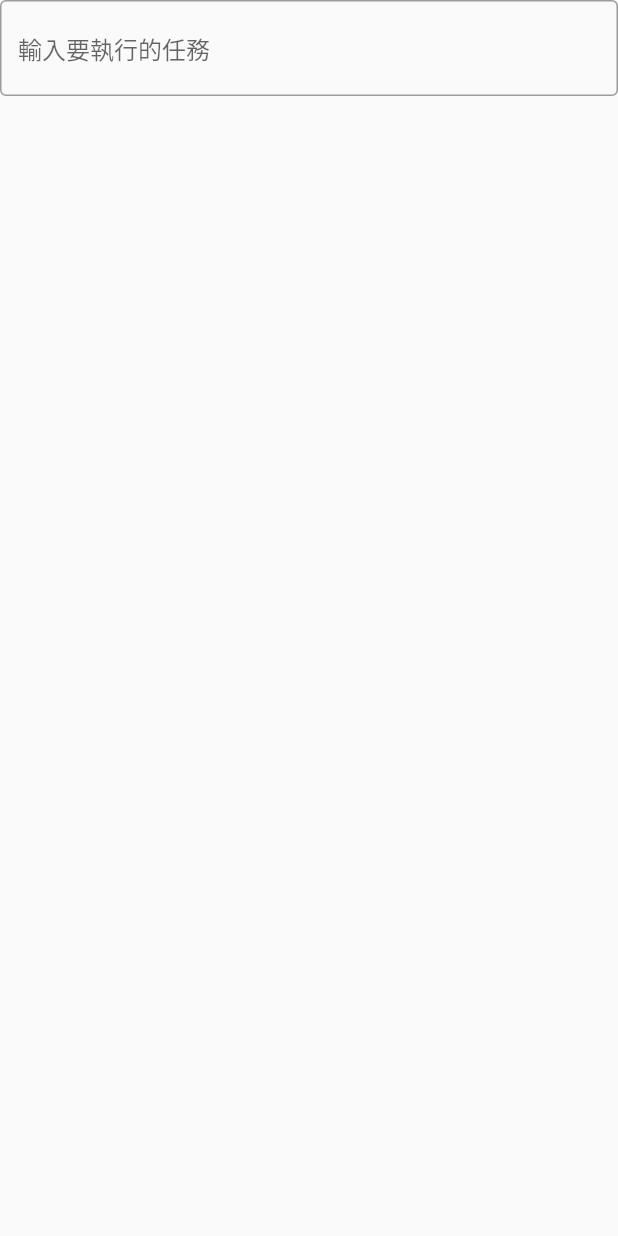
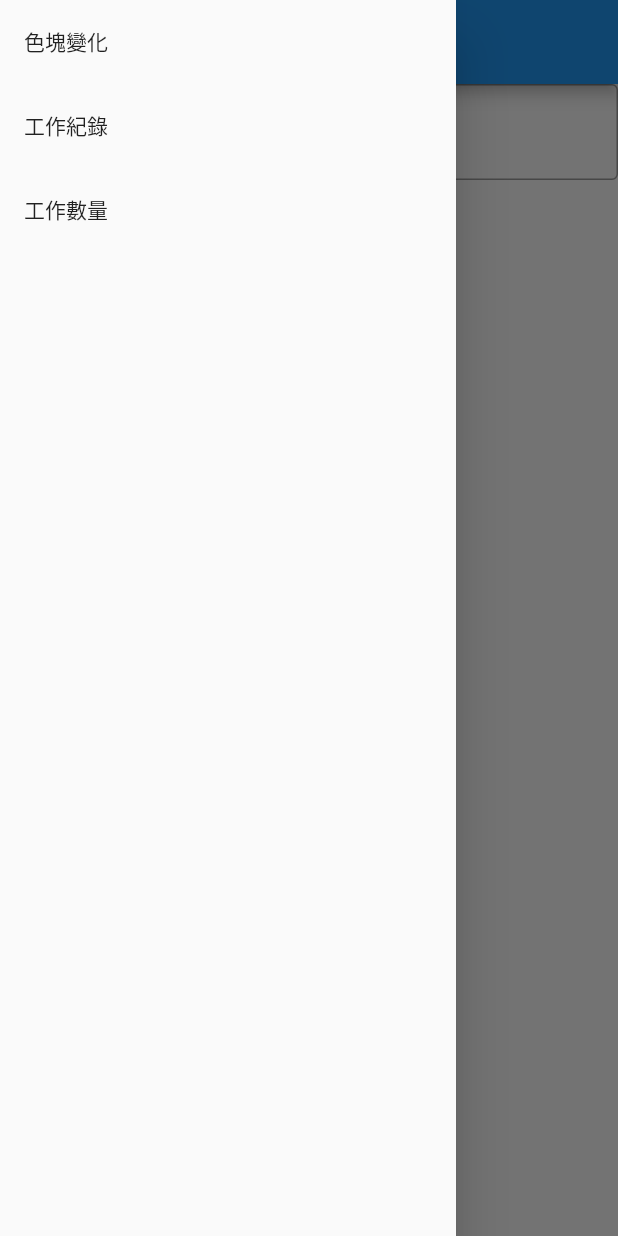
Before and after one commit to atorigin/flutter_book, a Flutter app: the screen it shows after launch, with the side drawer open (before the commit the screen has no drawer), on a phone screen of 412 x 824 dp. Run offline on Flutter 3.47's test engine with Material 2 defaults, Android fonts, the phone set to English and light mode, and no system bars.

Commit message:
練習 ch4-4

```diff
--- /dev/null
+++ b/ch4/lib/components/common_drawer.dart
@@ -0,0 +1,31 @@
+import 'package:flutter/material.dart';
+
+class CommonDrawer {
+
+  static Drawer getDrawer(BuildContext context) {
+    return Drawer(
+      child: ListView(
+        children: [
+          ListTile(
+            title: const Text('色塊變化'),
+            onTap: () {
+              Navigator.pushNamed(context, "/color-demo");
+            },
+          ),
+          ListTile(
+            title: const Text('工作紀錄'),
+            onTap: () {
+              Navigator.pushNamed(context, "/task");
+            },
+          ),
+          ListTile(
+            title: const Text("工作數量"),
+            onTap: () {
+              Navigator.pushNamed(context, "/amount");
+            },
+          )
+        ],
+      ),
+    );
+  }
+}
--- /dev/null
+++ b/ch4/lib/daos/todo_dao.dart
@@ -0,0 +1,22 @@
+import 'package:ch4/models/todo.dart';
+import 'package:provider/provider.dart';
+import 'package:flutter/material.dart';
+
+class TodoDao extends ChangeNotifier {
+
+  List<Todo> todoList = [];
+
+  List<Todo> getTodos() {
+    return todoList;
+  }
+
+  void insertTodo(String inputContent) {
+    todoList.add(Todo(false, inputContent));
+    notifyListeners();
+  }
+
+  void updateTodo(Todo todo) {
+    todoList[todoList.indexOf(todo)] = todo;
+    notifyListeners();
+  }
+}
--- a/ch4/lib/main.dart
+++ b/ch4/lib/main.dart
@@ -1,11 +1,19 @@
-import 'dart:html';
-
 import 'package:flutter/material.dart';
+import 'package:ch4/screens/count_todo_demo_screen.dart';
 import 'package:ch4/screens/colorful_demo_screen.dart';
 import 'package:ch4/screens/todo_input_demo_screen.dart';
+import 'package:provider/provider.dart';
+import 'daos/todo_dao.dart';
 
 void main() {
-  runApp(AppEntryPoint());
+  runApp(
+    MultiProvider(
+      providers: [
+        ChangeNotifierProvider(create: (_) => TodoDao(),)
+      ],
+      child: AppEntryPoint(),
+    )
+  );
 }
 
 class AppEntryPoint extends StatelessWidget {
@@ -13,13 +21,14 @@ class AppEntryPoint extends StatelessWidget {
   @override
   Widget build(BuildContext context) {
     return MaterialApp(
-      title: 'Flutter Demo',
+      title: 'cxcxc_statefulwidget_demo',
       theme: ThemeData(
         primarySwatch: Colors.blue,
       ),
       routes: {
         "/color-demo": (BuildContext context) => ColorfulDemoScreen(),
         "/task": (BuildContext context) => TodoInputDemoScreen(),
+        "/amount": (BuildContext context) => CountTodoDemoScreen(),
       },
       initialRoute: "/task",
     );
--- /dev/null
+++ b/ch4/lib/models/todo.dart
@@ -0,0 +1,10 @@
+import 'package:provider/provider.dart';
+import 'package:flutter/material.dart';
+
+class Todo {
+
+  bool isComplete;
+  String content;
+
+  Todo(this.isComplete, this.content);
+}
--- a/ch4/lib/screens/colorful_demo_screen.dart
+++ b/ch4/lib/screens/colorful_demo_screen.dart
@@ -1,3 +1,4 @@
+import 'package:ch4/components/common_drawer.dart';
 import 'package:flutter/material.dart';
 
 class ColorfulDemoScreen extends StatefulWidget {
@@ -30,6 +31,8 @@ class _ColorfulDemoScreenState extends State<ColorfulDemoScreen> {
       );
     }
     return Scaffold(
+      appBar: AppBar(),
+      drawer: CommonDrawer.getDrawer(context),
       body: Container(
         alignment: Alignment.topCenter,
         child: Column(
--- a/ch4/lib/screens/todo_input_demo_screen.dart
+++ b/ch4/lib/screens/todo_input_demo_screen.dart
@@ -1,4 +1,8 @@
+import 'package:ch4/components/common_drawer.dart';
 import 'package:flutter/material.dart';
+import 'package:provider/provider.dart';
+import 'package:ch4/daos/todo_dao.dart';
+import 'package:ch4/components/todo_component.dart';
 
 class TodoInputDemoScreen extends StatefulWidget {
 
@@ -27,19 +31,21 @@ class _TodoInputDemoScreen extends State<TodoInputDemoScreen> {
         controller: textEditController,
         onSubmitted: (inputValue){
           setState(() {
-            this.widget.todoList.add(inputValue);
+            context.read<TodoDao>().insertTodo(inputValue);
             textEditController.clear();
           });
         },
       )
     );
     return Scaffold(
+      appBar: AppBar(),
+      drawer: CommonDrawer.getDrawer(context),
       body: Container(
         alignment: Alignment.topCenter,
         child: Column(
           children: [
             userInputTextField,
-            ...this.widget.todoList.map((taskString) => Text(taskString)).toList()
+            ...context.watch<TodoDao>().getTodos().map((taskTodo) => Container(child: TodoComponent(taskTodo))).toList()
           ],
         ),
       ),
--- a/ch4/pubspec.yaml
+++ b/ch4/pubspec.yaml
@@ -34,6 +34,7 @@ dependencies:
   # The following adds the Cupertino Icons font to your application.
   # Use with the CupertinoIcons class for iOS style icons.
   cupertino_icons: ^1.0.2
+  provider: ^6.0.2
 
 dev_dependencies:
   flutter_test:
```
Also changed, not shown: ch4/lib/components/todo_component.dart (added, +52 -0 lines), ch4/lib/screens/count_todo_demo_screen.dart (added, +19 -0 lines), ch4/pubspec.lock, 1 other file.
